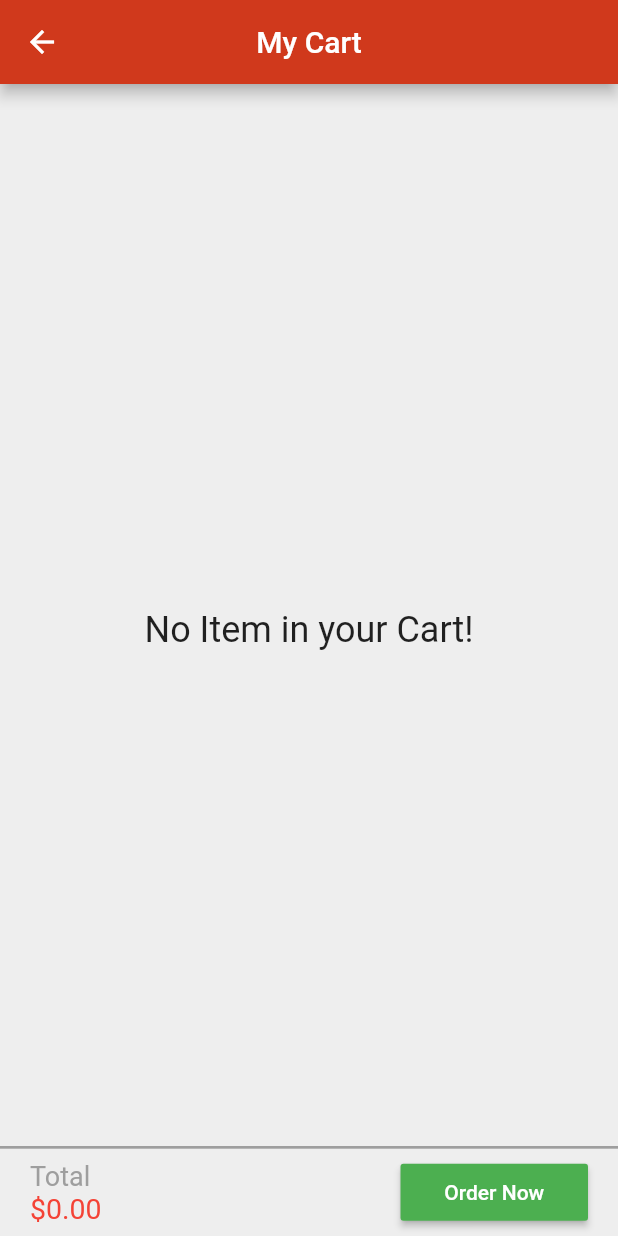
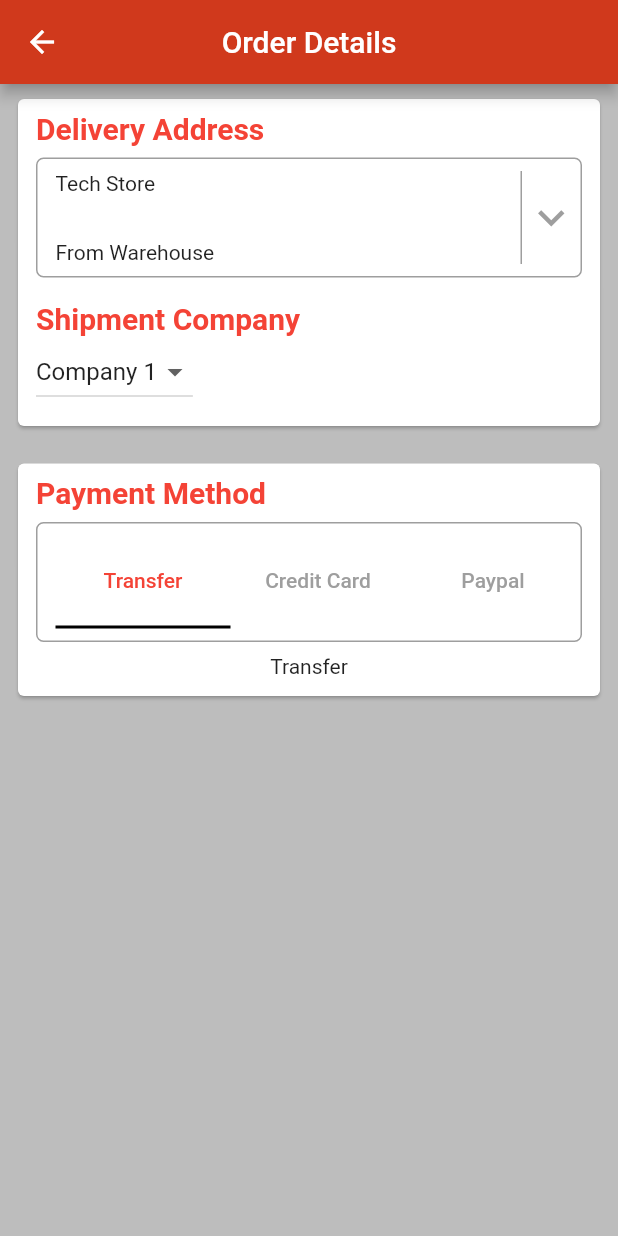
Before and after one commit to komnatadeveloper/tech_store, a Flutter app: the CartScreen screen opened by its route, after a tap on "Order Now", on a phone screen of 412 x 824 dp. Run offline on Flutter 3.47's test engine with Material 2 defaults, Android fonts, the phone set to English and light mode, and no system bars; our stand-ins replace carousel_slider, flutter_credit_card; missing offline and left inert: flutter_mobile_carousel; accounts and stored records are empty.

Commit message:
Order Address & Credit Card

```diff
--- a/lib/constants/constants.dart
+++ b/lib/constants/constants.dart
@@ -1,3 +1,3 @@
 
 
-const apiUrl = 'http://192.168.1.25:5000';
+const apiUrl = 'http://192.168.1.26:5000';
--- a/lib/main.dart
+++ b/lib/main.dart
@@ -15,6 +15,9 @@ import './screens/default_screen.dart';
 import './screens/product_detail/product_detail_screen.dart';
 import './screens/auth/auth_screen.dart';
 import './screens/cart/cart_screen.dart';
+import './screens/order_details/order_details_screen.dart';
+import './screens/order_address_details/order_address_details_screen.dart';
+import './screens/create_new_address/create_new_address_screen.dart';
 
 
 void main() {
@@ -116,6 +119,9 @@ class _MyAppState extends State<MyApp> {
           DefaultScreen.routeName : (ctx) => DefaultScreen(),
           ProductDetailScreen.routeName : (ctx) => ProductDetailScreen(),
           CartScreen.routeName : (ctx) => CartScreen(),
+          OrderDetailsScreen.routeName : (ctx) => OrderDetailsScreen(),
+          OrderAddressDetailsScreen.routeName : (ctx) => OrderAddressDetailsScreen(),
+          CreateNewAddressScreen.routeName : (ctx) => CreateNewAddressScreen(),
         },
       ),
     );
--- a/lib/screens/cart/cart_screen.dart
+++ b/lib/screens/cart/cart_screen.dart
@@ -1,5 +1,8 @@
 import 'package:flutter/material.dart';
 import 'package:provider/provider.dart';
+
+// Screens
+import '../order_details/order_details_screen.dart';
 
 // Providers
 import '../../providers/cart_provider.dart';
@@ -116,7 +119,11 @@ class CartScreen extends StatelessWidget {
                           color: Colors.white
                         ),
                       ),
-                      onPressed: () {},
+                      onPressed: () {
+                        Navigator.of(context).pushNamed(
+                          OrderDetailsScreen.routeName
+                        );
+                      },
                     ),
                   )
                 ],
--- /dev/null
+++ b/lib/screens/order_details/order_details_screen.dart
@@ -0,0 +1,385 @@
+import 'package:flutter/material.dart';
+// Credit Card Imports
+import 'package:flutter_credit_card/credit_card_form.dart';
+import 'package:flutter_credit_card/credit_card_model.dart';
+import 'package:flutter_credit_card/flutter_credit_card.dart';
+// Screens
+import '../order_address_details/order_address_details_screen.dart';
+
+class OrderDetailsScreen extends StatefulWidget {
+  static const routeName = '/order-details-screen';
+
+  @override
+  _OrderDetailsScreenState createState() => _OrderDetailsScreenState();
+}
+
+
+// -----------------------   STATE   --------------------------------
+class _OrderDetailsScreenState extends State<OrderDetailsScreen> with SingleTickerProviderStateMixin {
+  final _appbarBackgroundColor = Color.fromRGBO(208, 57, 28, 1);
+  var _shipmentCompanyIndex = 0;
+  TabController _tabController;
+  var _selectedPaymentTabIndex = 0;
+  List _paymentTabList;
+  // Credit Card Variables
+  String _cardNumber = '';
+  String expiryDate = '';
+  String cardHolderName = '';
+  String cvvCode = '';
+  bool isCvvFocused = false;
+  // End of Credit Card Variables
+  CreditCardModel _creditCardModel;
+  CreditCardWidget _creditCardWidget;
+  void onCreditCardModelChange(CreditCardModel creditCardModel) {
+    setState(() {
+      _cardNumber = creditCardModel.cardNumber;
+      expiryDate = creditCardModel.expiryDate;
+      cardHolderName = creditCardModel.cardHolderName;
+      cvvCode = creditCardModel.cvvCode;
+      isCvvFocused = creditCardModel.isCvvFocused;
+    });
+  }
+
+    void _selectPaymentTab(int newIndex) {
+    setState(() {
+      _selectedPaymentTabIndex = newIndex;
+    });
+  }
+
+  @override
+  void didChangeDependencies() {
+    // TODO: implement didChangeDependencies
+    setState(() {
+      _creditCardWidget = new  CreditCardWidget(
+        cardNumber: _cardNumber,
+        expiryDate: expiryDate,
+        cardHolderName: cardHolderName,
+        cvvCode: cvvCode,
+        showBackView: isCvvFocused,
+        animationDuration: Duration(milliseconds: 300),
+      );
+    });
+
+    super.didChangeDependencies();
+  }
+
+
+
+
+
+  @override
+  void initState() {
+    super.initState();
+    _creditCardWidget =   CreditCardWidget(
+      cardNumber: _cardNumber,
+      expiryDate: expiryDate,
+      cardHolderName: cardHolderName,
+      cvvCode: cvvCode,
+      showBackView: isCvvFocused,
+      animationDuration: Duration(milliseconds: 300),
+    );
+    _paymentTabList = [
+      Text('Transfer'),
+      Container(
+        // height: 800,
+        child: IntrinsicHeight(
+          child: SafeArea(
+            child: Column(
+              children: <Widget>[
+                IntrinsicHeight(
+                  child: _creditCardWidget
+                ),
+                Expanded(
+                  child: SingleChildScrollView(
+                    child: CreditCardForm(
+                      onCreditCardModelChange: (val) {
+                        setState(() {
+                          _creditCardWidget = CreditCardWidget(
+                            cardNumber :val.cardNumber,
+                            expiryDate : val.expiryDate,
+                            cardHolderName : val.cardHolderName,
+                            cvvCode : val.cvvCode,
+                            showBackView: false,
+                            animationDuration: Duration(milliseconds: 300),
+                          );
+                        });
+                        print('onCreditCardModelChange -> val ->');
+                        this.setState(() {
+                          _cardNumber = val.cardNumber;
+                        });
+                        print(val.cardNumber);
+                        print('cardNumer ->');
+                        print(_cardNumber);
+                      },
+                    ),
+                  ),
+                )
+              ],
+            ),
+          ),
+        ),
+      ),
+      Text('Paypal'),
+    ];
+    _tabController =  TabController(
+      length: 3,
+      initialIndex: _selectedPaymentTabIndex,
+      vsync: this
+    );
+
+
+  }
+
+  @override
+  Widget build(BuildContext context) {
+
+
+    return Scaffold(
+      appBar: AppBar(
+        backgroundColor: _appbarBackgroundColor,
+        title: Text('Order Details'),
+        centerTitle: true,
+      ),
+      body: Container(
+        height: double.infinity,
+        width: double.infinity,
+        color: Colors.grey[400],
+        child: SingleChildScrollView(
+          child: Column(
+            children: <Widget>[
+              Container(
+                width: double.infinity,
+                child: Card(
+                  margin: EdgeInsets.only(
+                    top: 10,
+                    left: 12,
+                    right: 12
+                  ),
+                  child: Column(
+                    children: <Widget>[
+                      Container(
+                        padding: EdgeInsets.only(
+                          top: 8,
+                          left: 12
+                        ),
+                        alignment: Alignment.topLeft,
+                        child: Text(
+                          'Delivery Address',
+                          style: TextStyle(
+                            color: Colors.red,
+                            fontWeight: FontWeight.bold,
+                            fontSize: 20
+                          ),
+                        ),
+                      ),
+                      GestureDetector(
+                        onTap: () {
+                          print('OrderDetailScreen -> Delivery Address Click');
+                          Navigator.of(context).pushNamed(
+                            OrderAddressDetailsScreen.routeName
+                          );
+                        },
+                        child: Container(
+                          height: 80,
+                          margin: EdgeInsets.only(
+                            top: 8,
+                            left: 12,
+                            right: 12,
+                            bottom: 8
+                          ),
+                          padding: EdgeInsets.only(
+                            top: 8,
+                            left: 12,
+                            bottom: 8
+                          ),
+                          decoration: BoxDecoration(
+                            border: Border.all(
+                              color: Colors.grey
+                            ),
+
+                            borderRadius: BorderRadius.circular(5)
+
+                            // color: Colors.pink
+                          ),
+                          // child: GestureDetector(
+
+                            child: Row(
+                              mainAxisAlignment: MainAxisAlignment.spaceBetween,
+                              crossAxisAlignment: CrossAxisAlignment.center,
+                              children: <Widget>[
+                                Expanded(
+                                  // width:  230 ,
+                                  // color: Colors.yellow,
+                                  // child: GestureDetector(
+
+                                  child: Column(
+                                    crossAxisAlignment: CrossAxisAlignment.start,
+                                    mainAxisAlignment: MainAxisAlignment.spaceBetween,
+                                    children: <Widget>[
+                                      Text(
+                                        'Tech Store'
+                                      ),
+                                      Text(
+                                        'From Warehouse'
+                                      ),
+                                    ],
+                                  ),
+                                  // ),
+                                ),
+                                Container(
+                                  width: 40,
+                                  height: double.infinity,
+                                  decoration: BoxDecoration(
+                                    // color: Colors.orange,
+                                    border: Border(
+                                      left: BorderSide(
+                                        // color: Color.fromRGBO(rgbBorderValue , rgbBorderValue, rgbBorderValue, 1),
+                                        color: Colors.grey,
+                                        width: 1
+                                      ),
+                                    )
+                                  ),
+                                  // color: ,
+                                  child: Icon(
+                                    Icons.keyboard_arrow_down,
+                                    color: Colors.grey,
+                                    size: 35,
+                                  )
+                                )
+                              ],
+                            ),
+                          // ),
+                        ),
+                      ),
+                      Container(
+                        padding: EdgeInsets.only(
+                          top: 8,
+                          left: 12
+                        ),
+                        alignment: Alignment.topLeft,
+                        child: Text(
+                          'Shipment Company',
+                          style: TextStyle(
+                            color: Colors.red,
+                            fontWeight: FontWeight.bold,
+                            fontSize: 20
+                          ),
+                        ),
+                      ),
+                      Container(
+                        alignment: AlignmentDirectional.centerStart,
+                        margin: EdgeInsets.only(
+                          left: 12,
+                          bottom: 12
+                        ),
+                        child: DropdownButton(
+                          items: [
+                            DropdownMenuItem(
+                              child: Text('Company 1'),
+                              value: 0,
+                            ),
+                            DropdownMenuItem(
+                              child: Text('Company 2'),
+                              value: 1,
+                            ),
+                          ],
+                          value: _shipmentCompanyIndex,
+                          onChanged: (val) {
+                            setState(() {
+                              _shipmentCompanyIndex = val;
+                            });
+                          },
+                        ),
+                      )
+                    ],
+                  )
+                ),
+              ),
+              // Payment Card
+              Container(
+                width: double.infinity,
+                child: Card(
+                  margin: EdgeInsets.only(
+                    top: 25,
+                    left: 12,
+                    right: 12,
+                    bottom: 12,
+                  ),
+                  child: Column(
+                    children: <Widget>[
+                      Container(
+                        padding: EdgeInsets.only(
+                          top: 8,
+                          left: 12
+                        ),
+                        alignment: Alignment.topLeft,
+                        child: Text(
+                          'Payment Method',
+                          style: TextStyle(
+                            color: Colors.red,
+                            fontWeight: FontWeight.bold,
+                            fontSize: 20
+                          ),
+                        ),
+                      ),
+                      Container(
+                        height: 80,
+                        margin: EdgeInsets.only(
+                          top: 8,
+                          left: 12,
+                          right: 12,
+                          bottom: 8
+                        ),
+                        padding: EdgeInsets.only(
+                          top: 8,
+                          left: 12,
+                          bottom: 8
+                        ),
+                        decoration: BoxDecoration(
+                          border: Border.all(
+                            color: Colors.grey
+                          ),
+
+                          borderRadius: BorderRadius.circular(5)
+
+                          // color: Colors.pink
+                        ),
+                        child: TabBar(
+                          controller: _tabController,
+                          labelColor: Colors.red,
+                          indicatorColor: Colors.black,
+                          onTap: (newIndex) {
+                            _selectPaymentTab(newIndex);
+                          },
+
+                          // labelStyle: TextStyle(
+
+                          // ),
+                          unselectedLabelColor: Colors.grey,
+                          tabs: <Widget>[
+                            Tab(
+                              text: 'Transfer',
+
+                              // child: Text('dsffsdfsdfdsf'),
+
+                            ),
+                            Tab(text: 'Credit Card'),
+                            Tab(text: 'Paypal'),
+                          ],
+                        ),
+                      ),
+                      _paymentTabList[_selectedPaymentTabIndex],
+                      SizedBox(height: 12,),
+
+                    ],
+                  )
+                ),
+              ),
+
+            ],
+          ),
+        ),
+      ),
+    );
+  }
+}
--- a/pubspec.yaml
+++ b/pubspec.yaml
@@ -32,6 +32,8 @@ dependencies:
 
   # For most popular products slider
   flutter_mobile_carousel: ^1.0.3
+
+  flutter_credit_card: ^0.1.3
 
 
 
```
Also changed, not shown: lib/models/address_model.dart (added, +13 -0 lines), lib/screens/create_new_address/create_new_address_screen.dart (added, +83 -0 lines), lib/screens/order_address_details/order_address_details_screen.dart (added, +177 -0 lines), pubspec.lock.
